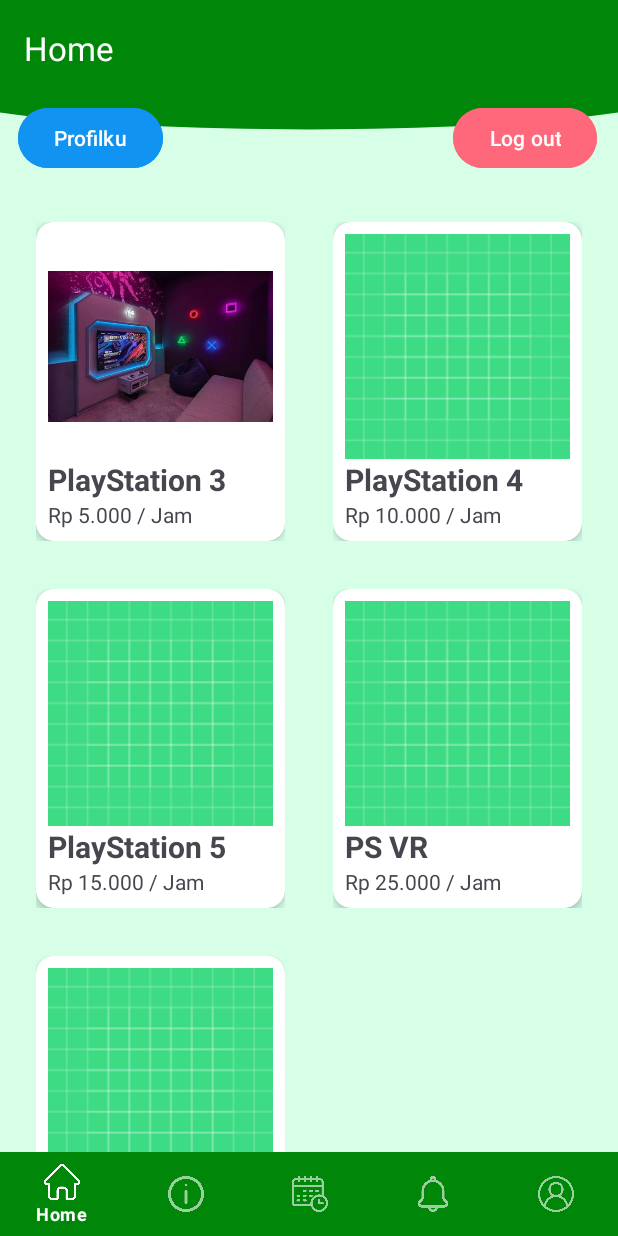
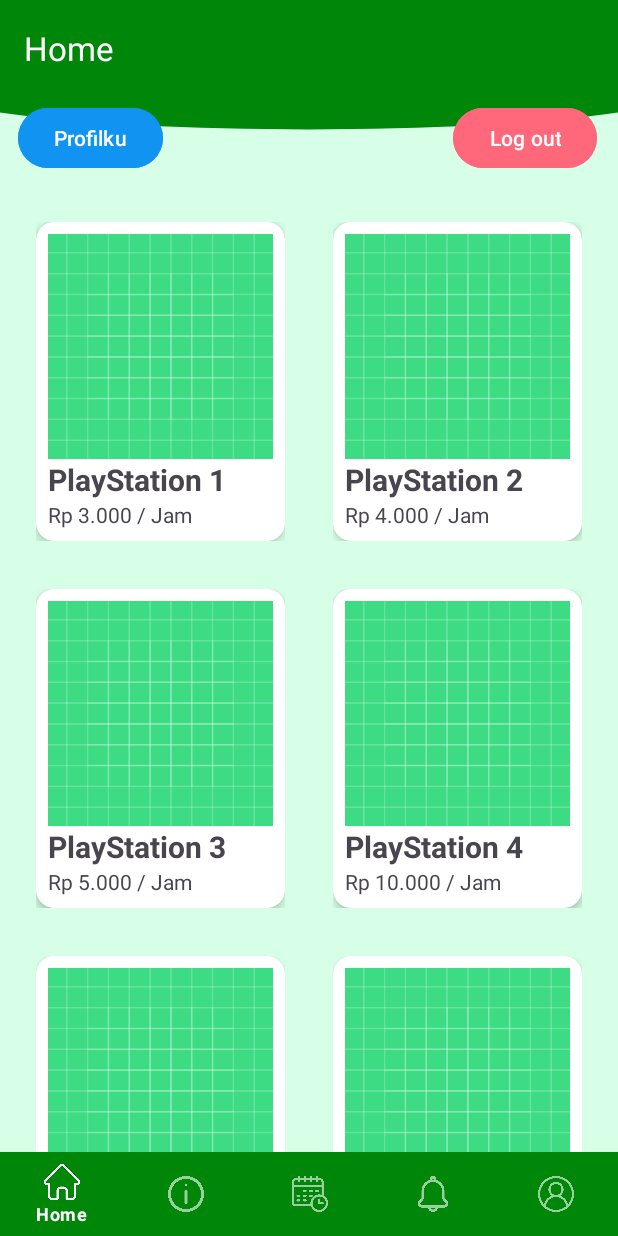
Before and after one commit to Dorgan-dev/mrs-tango, an Android app: the HomeFragment screen opened directly, with no data from a screen before it, on a phone screen of 412 x 824 dp. Run offline under Robolectric (Android 15) with nearby library versions, the phone set to English and light mode, and no system bars.

Commit message:
Perbaikan untuk tampilan daftar perangkat

```diff
--- a/app/build.gradle.kts
+++ b/app/build.gradle.kts
@@ -46,5 +46,5 @@ dependencies {
     implementation("androidx.cardview:cardview:1.0.0")
 
     implementation("com.tbuonomo:dotsindicator:5.1.0")
-
+    implementation("androidx.recyclerview:recyclerview:1.3.2")
 }
--- a/app/src/main/java/com/example/mrs_tango/DummyData/ConsoleAdapter.kt
+++ b/app/src/main/java/com/example/mrs_tango/DummyData/ConsoleAdapter.kt
@@ -1,5 +1,6 @@
 package com.example.mrs_tango.DummyData
 
+import android.util.Log
 import android.view.LayoutInflater
 import android.view.View
 import android.view.ViewGroup
@@ -9,8 +10,8 @@ import androidx.recyclerview.widget.RecyclerView
 import com.example.mrs_tango.R
 
 class ConsoleAdapter(
-    private val listConsole: ArrayList<Console>,
-    private val onItemClick: (Console) -> Unit // Tambahkan callback ini
+    private val listConsole: ArrayList<ConsoleModel>,
+    private val onItemClick: (ConsoleModel) -> Unit // Tambahkan callback ini
 ) : RecyclerView.Adapter<ConsoleAdapter.ListViewHolder>() {
 
     class ListViewHolder(itemView: View) : RecyclerView.ViewHolder(itemView) {
@@ -32,6 +33,7 @@ class ConsoleAdapter(
 
         // Panggil callback saat item diklik
         holder.itemView.setOnClickListener { onItemClick(console) }
+        Log.e("output", console.name)
     }
 
     override fun getItemCount(): Int = listConsole.size
--- a/app/src/main/java/com/example/mrs_tango/DummyData/Console.kt
+++ b/app/src/main/java/com/example/mrs_tango/DummyData/ConsoleModel.kt
@@ -2,7 +2,7 @@ package com.example.mrs_tango.DummyData
 
 import java.io.Serializable
 
-data class Console(
+data class ConsoleModel(
     val id: String,
     val name: String,
     val price: String,
--- a/app/src/main/java/com/example/mrs_tango/Home/ConsoleDetail/DetailConsoleFragment.kt
+++ b/app/src/main/java/com/example/mrs_tango/Home/ConsoleDetail/DetailConsoleFragment.kt
@@ -7,7 +7,7 @@ import android.view.ViewGroup
 import android.widget.Toast
 import androidx.appcompat.app.AppCompatActivity
 import androidx.fragment.app.Fragment
-import com.example.mrs_tango.DummyData.Console
+import com.example.mrs_tango.DummyData.ConsoleModel
 import com.example.mrs_tango.databinding.FragmentDetailConsoleBinding
 import com.google.android.material.datepicker.MaterialDatePicker
 import com.google.android.material.timepicker.MaterialTimePicker
@@ -44,7 +44,7 @@ class DetailConsoleFragment : Fragment() {
         super.onViewCreated(view, savedInstanceState)
 
         // Ambil data konsol dari arguments
-        val console = arguments?.getSerializable("EXTRA_CONSOLE") as? Console
+        val console = arguments?.getSerializable("EXTRA_CONSOLE") as? ConsoleModel
         console?.let {
             binding.imgDetail.setImageResource(it.imagePhoto)
             binding.tvDetailName.text = it.name
--- a/app/src/main/java/com/example/mrs_tango/Home/HomeFragment.kt
+++ b/app/src/main/java/com/example/mrs_tango/Home/HomeFragment.kt
@@ -8,8 +8,9 @@ import android.view.LayoutInflater
 import android.view.View
 import android.view.ViewGroup
 import androidx.appcompat.app.AppCompatActivity
+import androidx.recyclerview.widget.GridLayoutManager
 import com.example.mrs_tango.AuthActivity
-import com.example.mrs_tango.DummyData.Console
+import com.example.mrs_tango.DummyData.ConsoleModel
 import com.example.mrs_tango.DummyData.ConsoleAdapter
 import com.example.mrs_tango.Home.ConsoleDetail.DetailConsoleFragment
 import com.example.mrs_tango.ProfileActivity
@@ -21,29 +22,96 @@ class HomeFragment : Fragment() {
     private var _binding: FragmentHomeBinding? = null
     private val binding get() = _binding!!
 
-    // Penampung data dummy
-    private val list = ArrayList<Console>()
+    // Parameter disesuaikan: (ID, Nama, Harga, Gambar Resource)
+    private val consoleList = listOf(
+        ConsoleModel("ID_1", "PlayStation 1", "Rp 3.000 / Jam", R.drawable.ic_launcher_background),
+        ConsoleModel("ID_2", "PlayStation 2", "Rp 4.000 / Jam", R.drawable.ic_launcher_background),
+        ConsoleModel("ID_3", "PlayStation 3", "Rp 5.000 / Jam", R.drawable.ic_launcher_background),
+        ConsoleModel("ID_4", "PlayStation 4", "Rp 10.000 / Jam", R.drawable.ic_launcher_background),
+        ConsoleModel("ID_5", "PlayStation 4 Pro", "Rp 12.000 / Jam", R.drawable.ic_launcher_background),
+        ConsoleModel("ID_6", "PlayStation 5", "Rp 15.000 / Jam", R.drawable.ic_launcher_background),
+        ConsoleModel("ID_7", "PlayStation 5 Digital", "Rp 14.000 / Jam", R.drawable.ic_launcher_background),
+        ConsoleModel("ID_8", "PS VR", "Rp 25.000 / Jam", R.drawable.ic_launcher_background),
+        ConsoleModel("ID_9", "PS VR 2", "Rp 35.000 / Jam", R.drawable.ic_launcher_background),
+        ConsoleModel("ID_10", "PSP", "Rp 5.000 / Jam", R.drawable.ic_launcher_background),
+        ConsoleModel("ID_11", "PS Vita", "Rp 7.000 / Jam", R.drawable.ic_launcher_background),
+        ConsoleModel("ID_12", "Xbox Original", "Rp 4.000 / Jam", R.drawable.ic_launcher_background),
+        ConsoleModel("ID_13", "Xbox 360", "Rp 5.000 / Jam", R.drawable.ic_launcher_background),
+        ConsoleModel("ID_14", "Xbox One", "Rp 9.000 / Jam", R.drawable.ic_launcher_background),
+        ConsoleModel("ID_15", "Xbox One S", "Rp 10.000 / Jam", R.drawable.ic_launcher_background),
+        ConsoleModel("ID_16", "Xbox One X", "Rp 12.000 / Jam", R.drawable.ic_launcher_background),
+        ConsoleModel("ID_17", "Xbox Series S", "Rp 14.000 / Jam", R.drawable.ic_launcher_background),
+        ConsoleModel("ID_18", "Xbox Series X", "Rp 16.000 / Jam", R.drawable.ic_launcher_background),
+        ConsoleModel("ID_19", "Xbox Kinect Sensor", "Rp 8.000 / Jam", R.drawable.ic_launcher_background),
+        ConsoleModel("ID_20", "Nintendo NES", "Rp 3.000 / Jam", R.drawable.ic_launcher_background),
+        ConsoleModel("ID_21", "Super Nintendo (SNES)", "Rp 4.000 / Jam", R.drawable.ic_launcher_background),
+        ConsoleModel("ID_22", "Nintendo 64", "Rp 5.000 / Jam", R.drawable.ic_launcher_background),
+        ConsoleModel("ID_23", "Nintendo GameCube", "Rp 6.000 / Jam", R.drawable.ic_launcher_background),
+        ConsoleModel("ID_24", "Nintendo Wii", "Rp 7.000 / Jam", R.drawable.ic_launcher_background),
+        ConsoleModel("ID_25", "Nintendo Wii U", "Rp 8.000 / Jam", R.drawable.ic_launcher_background),
+        ConsoleModel("ID_26", "Nintendo Switch V1", "Rp 10.000 / Jam", R.drawable.ic_launcher_background),
+        ConsoleModel("ID_27", "Nintendo Switch V2", "Rp 12.000 / Jam", R.drawable.ic_launcher_background),
+        ConsoleModel("ID_28", "Nintendo Switch Lite", "Rp 8.000 / Jam", R.drawable.ic_launcher_background),
+        ConsoleModel("ID_29", "Nintendo Switch OLED", "Rp 15.000 / Jam", R.drawable.ic_launcher_background),
+        ConsoleModel("ID_30", "Game Boy Advance", "Rp 4.000 / Jam", R.drawable.ic_launcher_background),
+        ConsoleModel("ID_31", "Nintendo DS", "Rp 5.000 / Jam", R.drawable.ic_launcher_background),
+        ConsoleModel("ID_32", "Nintendo 3DS", "Rp 7.000 / Jam", R.drawable.ic_launcher_background),
+        ConsoleModel("ID_33", "Sega Genesis", "Rp 4.000 / Jam", R.drawable.ic_launcher_background),
+        ConsoleModel("ID_34", "Sega Dreamcast", "Rp 6.000 / Jam", R.drawable.ic_launcher_background),
+        ConsoleModel("ID_35", "Steam Deck 64GB", "Rp 15.000 / Jam", R.drawable.ic_launcher_background),
+        ConsoleModel("ID_36", "Steam Deck 256GB", "Rp 18.000 / Jam", R.drawable.ic_launcher_background),
+        ConsoleModel("ID_37", "Steam Deck 512GB", "Rp 20.000 / Jam", R.drawable.ic_launcher_background),
+        ConsoleModel("ID_38", "Steam Deck OLED", "Rp 25.000 / Jam", R.drawable.ic_launcher_background),
+        ConsoleModel("ID_39", "ASUS ROG Ally Z1", "Rp 22.000 / Jam", R.drawable.ic_launcher_background),
+        ConsoleModel("ID_40", "ASUS ROG Ally Extreme", "Rp 26.000 / Jam", R.drawable.ic_launcher_background),
+        ConsoleModel("ID_41", "Lenovo Legion Go", "Rp 25.000 / Jam", R.drawable.ic_launcher_background),
+        ConsoleModel("ID_42", "Meta Quest 2", "Rp 20.000 / Jam", R.drawable.ic_launcher_background),
+        ConsoleModel("ID_43", "Meta Quest 3", "Rp 30.000 / Jam", R.drawable.ic_launcher_background),
+        ConsoleModel("ID_44", "Meta Quest Pro", "Rp 40.000 / Jam", R.drawable.ic_launcher_background),
+        ConsoleModel("ID_45", "HTC Vive", "Rp 25.000 / Jam", R.drawable.ic_launcher_background),
+        ConsoleModel("ID_46", "Valve Index", "Rp 35.000 / Jam", R.drawable.ic_launcher_background),
+        ConsoleModel("ID_47", "Pico 4 VR", "Rp 22.000 / Jam", R.drawable.ic_launcher_background),
+        ConsoleModel("ID_48", "Arcade Machine Retro", "Rp 10.000 / Jam", R.drawable.ic_launcher_background),
+        ConsoleModel("ID_49", "Racing Simulator G29", "Rp 30.000 / Jam", R.drawable.ic_launcher_background),
+        ConsoleModel("ID_50", "Flight Simulator Setup", "Rp 35.000 / Jam", R.drawable.ic_launcher_background)
+    )
 
     override fun onCreateView(
         inflater: LayoutInflater, container: ViewGroup?,
         savedInstanceState: Bundle?
     ): View {
-        // Inflate the layout for this fragment
         _binding = FragmentHomeBinding.inflate(inflater, container, false)
         return binding.root
     }
 
     override fun onViewCreated(view: View, savedInstanceState: Bundle?) {
+        super.onViewCreated(view, savedInstanceState)
+
         (requireActivity() as AppCompatActivity).setSupportActionBar(binding.toolbar)
         (requireActivity() as AppCompatActivity).supportActionBar?.apply {
             title = "Home"
         }
 
-        // --- Inisialisasi RecyclerView ---
-        binding.rvConsoles.setHasFixedSize(true)
-        list.addAll(getDummyData())
-        showRecyclerGrid()
-        // ---------------------------------
+        // --- Inisialisasi Adapter dan RecyclerView ---
+        val consoleAdapter = ConsoleAdapter(ArrayList(consoleList)) { selectedConsole ->
+            val detailFragment = DetailConsoleFragment().apply {
+                arguments = Bundle().apply {
+                    putSerializable("EXTRA_CONSOLE", selectedConsole)
+                }
+            }
+            parentFragmentManager.beginTransaction()
+                .replace(R.id.fragment_container, detailFragment)
+                .addToBackStack(null)
+                .commit()
+        }
+
+        binding.rvConsoles.apply {
+            setHasFixedSize(true)
+            // Tambahkan baris di bawah jika ingin tampilannya Grid (2 kolom)
+            // layoutManager = GridLayoutManager(requireContext(), 2)
+            adapter = consoleAdapter
+        }
+        // -----------------------------------------------------------
 
         binding.btnLogout.setOnClickListener {
             val sharedPref = requireContext().getSharedPreferences("user_pref", MODE_PRIVATE)
@@ -73,47 +141,8 @@ class HomeFragment : Fragment() {
         }
     }
 
-    private fun getDummyData(): ArrayList<Console> {
-        val dataName = arrayOf("PlayStation 3", "PlayStation 4", "PlayStation 5", "PS VR", "ps gue")
-        val dataPrice = arrayOf("Rp 5.000 / Jam", "Rp 10.000 / Jam", "Rp 15.000 / Jam", "Rp 25.000 / Jam", "Rp 21.000 / Jam")
-
-        // Ganti R.drawable.ic_launcher_background dengan gambar PS asli Anda (misal: R.drawable.gambar_ps3)
-        val dataPhoto = intArrayOf(
-            R.drawable.ps5_u1,
-            R.drawable.ic_launcher_background,
-            R.drawable.ic_launcher_background,
-            R.drawable.ic_launcher_background,
-            R.drawable.ic_launcher_background
-        )
-
-        val listConsole = ArrayList<Console>()
-        for (i in dataName.indices) {
-            val console = Console("ID_${i+1}", dataName[i], dataPrice[i], dataPhoto[i])
-            listConsole.add(console)
-        }
-        return listConsole
-    }
-
-    private fun showRecyclerGrid() {
-        val consoleAdapter = ConsoleAdapter(list) { selectedConsole ->
-            // Buat instance DetailFragment dan kirim data console
-            val detailFragment = DetailConsoleFragment().apply {
-                arguments = Bundle().apply {
-                    putSerializable("EXTRA_CONSOLE", selectedConsole)
-                }
-            }
-
-            // Pindah Fragment
-            parentFragmentManager.beginTransaction()
-                .replace(R.id.fragment_container, detailFragment) // Ganti R.id.fragment_container sesuai ID FrameLayout/FragmentContainerView di Activity utama Anda
-                .addToBackStack(null)
-                .commit()
-        }
-        binding.rvConsoles.adapter = consoleAdapter
-    }
-
     override fun onDestroyView() {
         super.onDestroyView()
-        _binding = null // Mencegah memory leak
+        _binding = null
     }
 }
--- a/app/src/main/res/layout/console_card.xml
+++ b/app/src/main/res/layout/console_card.xml
@@ -14,9 +14,9 @@
         app:layout_constraintTop_toTopOf="parent">
 
         <androidx.constraintlayout.widget.ConstraintLayout
-            android:padding="8dp"
             android:layout_width="match_parent"
-            android:layout_height="wrap_content">
+            android:layout_height="wrap_content"
+            android:padding="8dp">
 
             <!-- Gambar PS -->
             <ImageView
```
